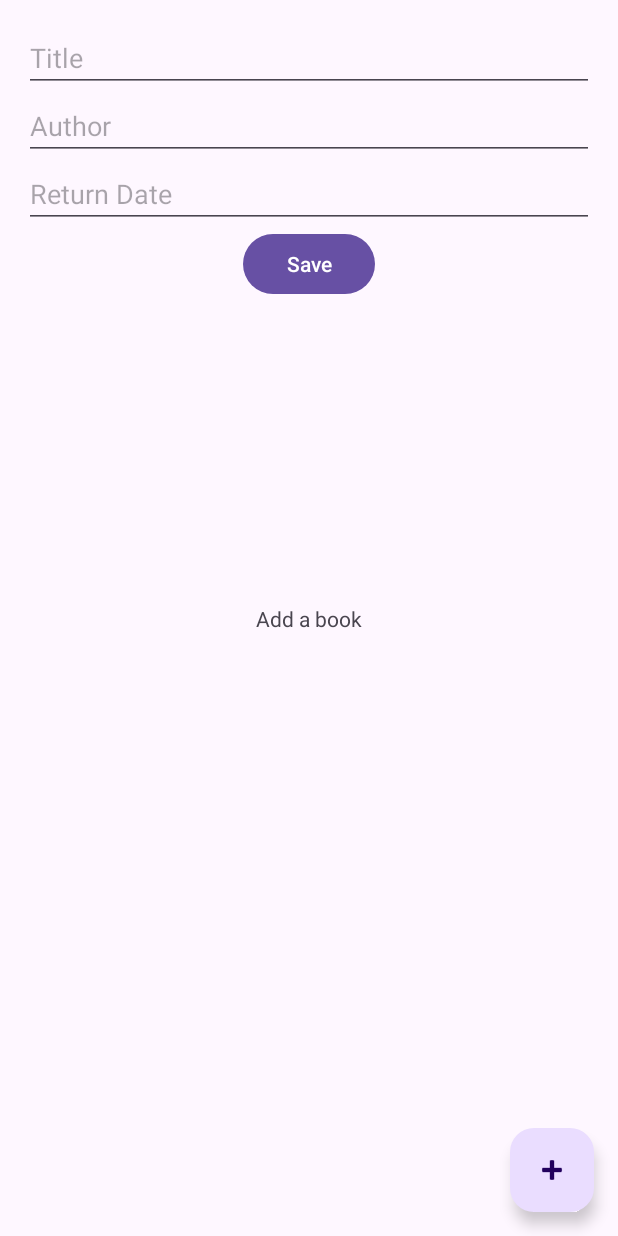
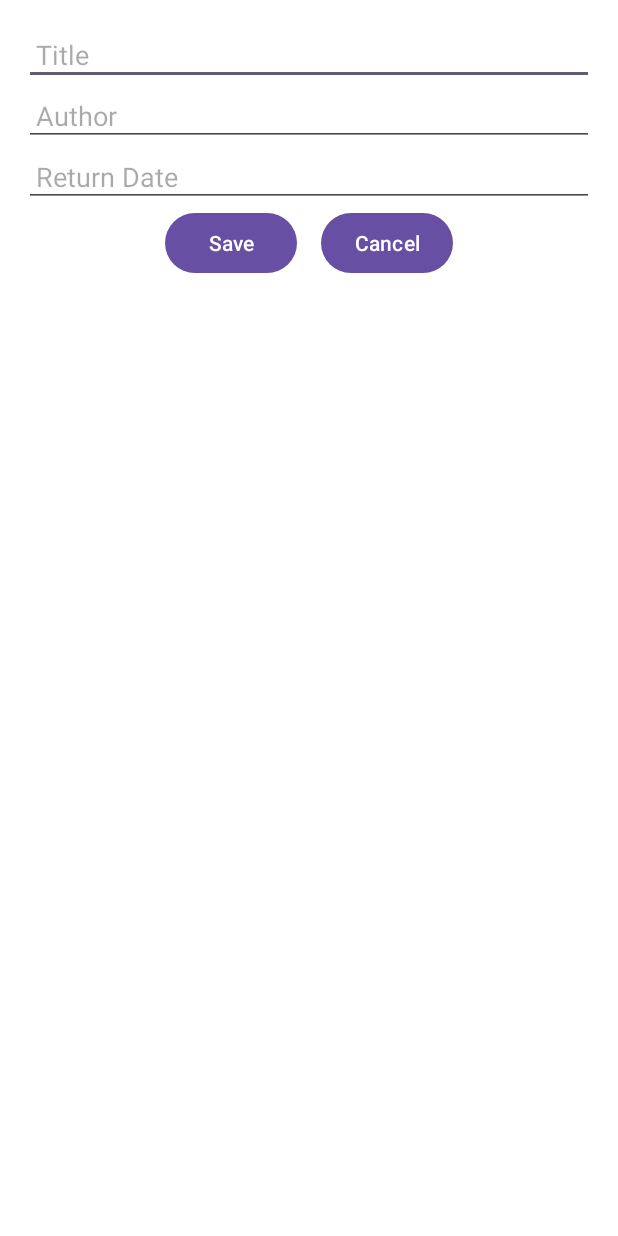
Before and after one commit to AlenBijelic99/BookReturnReminder, an Android app: the screen it shows after launch (MainActivity before the commit, InsertBookActivity after it), after a tap on "Add Book", on a phone screen of 412 x 824 dp. Run offline under Robolectric (Android 15) with nearby library versions, the phone set to English and light mode, and no system bars; our stand-ins replace Room's generated code.

Commit message:
feat: transform fragment into activity

```diff
--- a/app/src/main/AndroidManifest.xml
+++ b/app/src/main/AndroidManifest.xml
@@ -21,6 +21,9 @@
                 <category android:name="android.intent.category.LAUNCHER" />
             </intent-filter>
         </activity>
+        <activity
+            android:name=".InsertBookActivity"
+            android:exported="true" />
     </application>
 
 </manifest>
--- /dev/null
+++ b/app/src/main/java/ch/heigvd/dma/bookreturnreminder/InsertBookActivity.kt
@@ -0,0 +1,58 @@
+package ch.heigvd.dma.bookreturnreminder
+
+import android.app.DatePickerDialog
+import android.os.Bundle
+import android.widget.Button
+import android.widget.EditText
+import androidx.appcompat.app.AppCompatActivity
+import androidx.activity.viewModels
+import ch.heigvd.dma.bookreturnreminder.models.Book
+import ch.heigvd.dma.bookreturnreminder.ui.BookViewModel
+import java.util.Calendar
+
+class InsertBookActivity : AppCompatActivity() {
+
+    private val bookViewModel: BookViewModel by viewModels()
+
+    override fun onCreate(savedInstanceState: Bundle?) {
+        super.onCreate(savedInstanceState)
+        setContentView(R.layout.activity_insert_book)
+
+        val editTextTitle: EditText = findViewById(R.id.editTextTitle)
+        val editTextAuthor: EditText = findViewById(R.id.editTextAuthor)
+        val editTextReturnDate: EditText = findViewById(R.id.editTextReturnDate)
+        val buttonSave: Button = findViewById(R.id.buttonSave)
+        val buttonCancel: Button = findViewById(R.id.buttonCancel)
+
+        val calendar = Calendar.getInstance()
+        val dateSetListener = DatePickerDialog.OnDateSetListener { _, year, month, dayOfMonth ->
+            val selectedDate = "$year-${month + 1}-$dayOfMonth"
+            editTextReturnDate.setText(selectedDate)
+        }
+
+        editTextReturnDate.setOnClickListener {
+            DatePickerDialog(
+                this,
+                dateSetListener,
+                calendar.get(Calendar.YEAR),
+                calendar.get(Calendar.MONTH),
+                calendar.get(Calendar.DAY_OF_MONTH)
+            ).show()
+        }
+
+        buttonSave.setOnClickListener {
+            val book = Book(
+                code = "",
+                title = editTextTitle.text.toString(),
+                author = editTextAuthor.text.toString(),
+                returnDate = editTextReturnDate.text.toString()
+            )
+            bookViewModel.insert(book)
+            finish()
+        }
+
+        buttonCancel.setOnClickListener {
+            finish()
+        }
+    }
+}
--- a/app/src/main/java/ch/heigvd/dma/bookreturnreminder/MainActivity.kt
+++ b/app/src/main/java/ch/heigvd/dma/bookreturnreminder/MainActivity.kt
@@ -1,19 +1,15 @@
 package ch.heigvd.dma.bookreturnreminder
 
+import android.content.Intent
 import android.os.Bundle
-import android.util.Log
-import android.widget.TextView
 import androidx.activity.enableEdgeToEdge
 import androidx.activity.viewModels
 import androidx.appcompat.app.AppCompatActivity
 import androidx.core.view.ViewCompat
 import androidx.core.view.WindowInsetsCompat
-import androidx.fragment.app.commit
 import androidx.recyclerview.widget.LinearLayoutManager
 import androidx.recyclerview.widget.RecyclerView
 import ch.heigvd.dma.bookreturnreminder.adapter.BookAdapter
-import ch.heigvd.dma.bookreturnreminder.fragments.InsertBookFragment
-import ch.heigvd.dma.bookreturnreminder.models.Book
 import ch.heigvd.dma.bookreturnreminder.ui.BookViewModel
 import com.google.android.material.floatingactionbutton.FloatingActionButton
 
@@ -34,26 +30,15 @@ class MainActivity : AppCompatActivity() {
         val recyclerView = findViewById<RecyclerView>(R.id.recyclerView)
         recyclerView.layoutManager = LinearLayoutManager(this)
 
-        val emptyView = findViewById<TextView>(R.id.emptyView)
-
         bookViewModel.allBooks.observe(this) { books ->
-            if (books.isEmpty()) {
-                recyclerView.visibility = RecyclerView.GONE
-                emptyView.visibility = TextView.VISIBLE
-            } else {
-                recyclerView.visibility = RecyclerView.VISIBLE
-                emptyView.visibility = TextView.GONE
-            }
             val adapter = BookAdapter(books)
             recyclerView.adapter = adapter
         }
 
         val fab: FloatingActionButton = findViewById(R.id.fab)
         fab.setOnClickListener {
-            supportFragmentManager.commit {
-                replace(R.id.main, InsertBookFragment())
-                addToBackStack(null)
-            }
+            val intent = Intent(this, InsertBookActivity::class.java)
+            startActivity(intent)
         }
 
         // TODO: Remove this code
--- a/app/src/main/java/ch/heigvd/dma/bookreturnreminder/fragments/InsertBookFragment.kt
+++ /dev/null
@@ -1,64 +0,0 @@
-package ch.heigvd.dma.bookreturnreminder.fragments
-
-import android.app.DatePickerDialog
-import android.os.Bundle
-import android.view.LayoutInflater
-import android.view.View
-import android.view.ViewGroup
-import android.widget.Button
-import android.widget.EditText
-import androidx.fragment.app.Fragment
-import androidx.fragment.app.activityViewModels
-import ch.heigvd.dma.bookreturnreminder.R
-import ch.heigvd.dma.bookreturnreminder.models.Book
-import ch.heigvd.dma.bookreturnreminder.ui.BookViewModel
-import java.text.SimpleDateFormat
-import java.util.Calendar
-
-class InsertBookFragment: Fragment() {
-
-    private val bookViewModel: BookViewModel by activityViewModels()
-
-    override fun onCreateView(
-        inflater: LayoutInflater, container: ViewGroup?,
-        savedInstanceState: Bundle?
-    ): View? {
-        return inflater.inflate(R.layout.fragment_insert_book, container, false)
-    }
-
-    override fun onViewCreated(view: View, savedInstanceState: Bundle?) {
-        super.onViewCreated(view, savedInstanceState)
-
-        val editTextTitle: EditText = view.findViewById(R.id.editTextTitle)
-        val editTextAuthor: EditText = view.findViewById(R.id.editTextAuthor)
-        val editTextReturnDate: EditText = view.findViewById(R.id.editTextReturnDate)
-        val buttonSave: Button = view.findViewById(R.id.buttonSave)
-
-        val calendar = Calendar.getInstance()
-        val dateSetListener = DatePickerDialog.OnDateSetListener { _, year, month, dayOfMonth ->
-            val selectedDate = "$year-${month + 1}-$dayOfMonth"
-            editTextReturnDate.setText(selectedDate)
-        }
-
-        editTextReturnDate.setOnClickListener {
-            DatePickerDialog(
-                requireContext(),
-                dateSetListener,
-                calendar.get(Calendar.YEAR),
-                calendar.get(Calendar.MONTH),
-                calendar.get(Calendar.DAY_OF_MONTH)
-            ).show()
-        }
-
-        buttonSave.setOnClickListener {
-            val book = Book(
-                code = "",
-                title = editTextTitle.text.toString(),
-                author = editTextAuthor.text.toString(),
-                returnDate = editTextReturnDate.text.toString()
-            )
-            bookViewModel.insert(book)
-            requireActivity().supportFragmentManager.popBackStack()
-        }
-    }
-}
--- a/app/src/main/res/layout/fragment_insert_book.xml
+++ b/app/src/main/res/layout/activity_insert_book.xml
@@ -3,6 +3,7 @@
     xmlns:app="http://schemas.android.com/apk/res-auto"
     android:layout_width="match_parent"
     android:layout_height="match_parent"
+    android:background="@android:color/white"
     android:padding="16dp">
 
     <EditText
@@ -14,7 +15,8 @@
         android:inputType="text"
         app:layout_constraintStart_toStartOf="parent"
         app:layout_constraintTop_toTopOf="parent"
-        app:layout_constraintEnd_toEndOf="parent"/>
+        app:layout_constraintEnd_toEndOf="parent"
+        android:padding="8dp"/>
 
     <EditText
         android:id="@+id/editTextAuthor"
@@ -25,7 +27,8 @@
         android:inputType="text"
         app:layout_constraintStart_toStartOf="parent"
         app:layout_constraintTop_toBottomOf="@id/editTextTitle"
-        app:layout_constraintEnd_toEndOf="parent"/>
+        app:layout_constraintEnd_toEndOf="parent"
+        android:padding="8dp"/>
 
     <EditText
         android:id="@+id/editTextReturnDate"
@@ -37,7 +40,8 @@
         android:clickable="true"
         app:layout_constraintStart_toStartOf="parent"
         app:layout_constraintTop_toBottomOf="@id/editTextAuthor"
-        app:layout_constraintEnd_toEndOf="parent"/>
+        app:layout_constraintEnd_toEndOf="parent"
+        android:padding="8dp"/>
 
     <Button
         android:id="@+id/buttonSave"
@@ -46,6 +50,20 @@
         android:text="@string/btn_save"
         app:layout_constraintStart_toStartOf="parent"
         app:layout_constraintTop_toBottomOf="@id/editTextReturnDate"
-        app:layout_constraintEnd_toEndOf="parent"/>
+        app:layout_constraintEnd_toStartOf="@id/buttonCancel"
+        app:layout_constraintHorizontal_chainStyle="packed"
+        android:layout_marginEnd="8dp"
+        android:padding="8dp"/>
+
+    <Button
+        android:id="@+id/buttonCancel"
+        android:layout_width="wrap_content"
+        android:layout_height="wrap_content"
+        android:text="@string/btn_cancel"
+        app:layout_constraintTop_toBottomOf="@id/editTextReturnDate"
+        app:layout_constraintEnd_toEndOf="parent"
+        app:layout_constraintStart_toEndOf="@id/buttonSave"
+        android:layout_marginStart="8dp"
+        android:padding="8dp"/>
 
 </androidx.constraintlayout.widget.ConstraintLayout>
--- a/app/src/main/res/values/strings.xml
+++ b/app/src/main/res/values/strings.xml
@@ -6,4 +6,5 @@
     <string name="return_date">Return Date</string>
     <string name="btn_save">Save</string>
     <string name="add_a_book">Add a book</string>
+    <string name="btn_cancel">Cancel</string>
 </resources>
```
